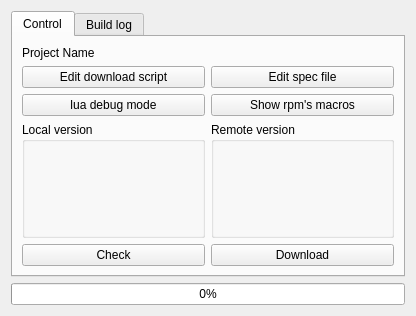
Before: the Qt Designer form widgets/projectinfowidget.ui in Kicer86/builder, drawn with Qt 5.
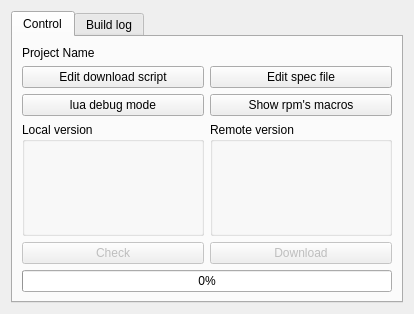
After: the same form once the commit is applied.

Commit message: ProjectInfoWidget: poprawki w UI: przesunięcie progress bara wyżej, pod przyciski download i check; zablokowanie przycisków do czasu wybrania pierwszego projektu z listy

What changed in the file:
```diff
--- a/widgets/projectinfowidget.ui
+++ b/widgets/projectinfowidget.ui
@@ -6,8 +6,8 @@
    <rect>
     <x>0</x>
     <y>0</y>
-    <width>416</width>
-    <height>316</height>
+    <width>414</width>
+    <height>314</height>
    </rect>
   </property>
   <property name="sizePolicy">
@@ -29,7 +29,7 @@
       <attribute name="title">
        <string>Control</string>
       </attribute>
-      <layout class="QVBoxLayout" name="verticalLayout_3" stretch="0,0,1,0,0">
+      <layout class="QVBoxLayout" name="verticalLayout_3" stretch="0,0,1,0,0,0">
        <item>
         <widget class="QLabel" name="projectName">
          <property name="text">
@@ -130,6 +130,9 @@
         <layout class="QHBoxLayout" name="mainButtonsLayout">
          <item>
           <widget class="QPushButton" name="updateButton">
+           <property name="enabled">
+            <bool>false</bool>
+           </property>
            <property name="toolTip">
             <string>Check current version of project on it's page.</string>
            </property>
@@ -143,6 +146,9 @@
          </item>
          <item>
           <widget class="QPushButton" name="downloadButton">
+           <property name="enabled">
+            <bool>false</bool>
+           </property>
            <property name="toolTip">
             <string>Downloads new packages from project's page.</string>
            </property>
@@ -156,6 +162,33 @@
          </item>
         </layout>
        </item>
+       <item>
+        <widget class="QProgressBar" name="progressBar">
+         <property name="toolTip">
+          <string>&lt;!DOCTYPE HTML PUBLIC &quot;-//W3C//DTD HTML 4.0//EN&quot; &quot;http://www.w3.org/TR/REC-html40/strict.dtd&quot;&gt;
+&lt;html&gt;&lt;head&gt;&lt;meta name=&quot;qrichtext&quot; content=&quot;1&quot; /&gt;&lt;style type=&quot;text/css&quot;&gt;
+p, li { white-space: pre-wrap; }
+&lt;/style&gt;&lt;/head&gt;&lt;body style=&quot; font-family:'Sans Serif'; font-size:10pt; font-weight:600; font-style:normal;&quot;&gt;
+&lt;p style=&quot; margin-top:0px; margin-bottom:0px; margin-left:0px; margin-right:0px; -qt-block-indent:0; text-indent:0px;&quot;&gt;Progress of downloading/building.&lt;/p&gt;&lt;/body&gt;&lt;/html&gt;</string>
+         </property>
+         <property name="whatsThis">
+          <string>&lt;!DOCTYPE HTML PUBLIC &quot;-//W3C//DTD HTML 4.0//EN&quot; &quot;http://www.w3.org/TR/REC-html40/strict.dtd&quot;&gt;
+&lt;html&gt;&lt;head&gt;&lt;meta name=&quot;qrichtext&quot; content=&quot;1&quot; /&gt;&lt;style type=&quot;text/css&quot;&gt;
+p, li { white-space: pre-wrap; }
+&lt;/style&gt;&lt;/head&gt;&lt;body style=&quot; font-family:'Sans Serif'; font-size:10pt; font-weight:600; font-style:normal;&quot;&gt;
+&lt;p style=&quot; margin-top:0px; margin-bottom:0px; margin-left:0px; margin-right:0px; -qt-block-indent:0; text-indent:0px;&quot;&gt;Progress of downloading/building.&lt;/p&gt;&lt;/body&gt;&lt;/html&gt;</string>
+         </property>
+         <property name="maximum">
+          <number>100</number>
+         </property>
+         <property name="value">
+          <number>0</number>
+         </property>
+         <property name="invertedAppearance">
+          <bool>false</bool>
+         </property>
+        </widget>
+       </item>
        <item>
         <layout class="QVBoxLayout" name="buildPluginsLayout"/>
        </item>
@@ -177,33 +210,6 @@
      </widget>
     </widget>
    </item>
-   <item>
-    <widget class="QProgressBar" name="progressBar">
-     <property name="toolTip">
-      <string>&lt;!DOCTYPE HTML PUBLIC &quot;-//W3C//DTD HTML 4.0//EN&quot; &quot;http://www.w3.org/TR/REC-html40/strict.dtd&quot;&gt;
-&lt;html&gt;&lt;head&gt;&lt;meta name=&quot;qrichtext&quot; content=&quot;1&quot; /&gt;&lt;style type=&quot;text/css&quot;&gt;
-p, li { white-space: pre-wrap; }
-&lt;/style&gt;&lt;/head&gt;&lt;body style=&quot; font-family:'Sans Serif'; font-size:10pt; font-weight:600; font-style:normal;&quot;&gt;
-&lt;p style=&quot; margin-top:0px; margin-bottom:0px; margin-left:0px; margin-right:0px; -qt-block-indent:0; text-indent:0px;&quot;&gt;Progress of downloading/building.&lt;/p&gt;&lt;/body&gt;&lt;/html&gt;</string>
-     </property>
-     <property name="whatsThis">
-      <string>&lt;!DOCTYPE HTML PUBLIC &quot;-//W3C//DTD HTML 4.0//EN&quot; &quot;http://www.w3.org/TR/REC-html40/strict.dtd&quot;&gt;
-&lt;html&gt;&lt;head&gt;&lt;meta name=&quot;qrichtext&quot; content=&quot;1&quot; /&gt;&lt;style type=&quot;text/css&quot;&gt;
-p, li { white-space: pre-wrap; }
-&lt;/style&gt;&lt;/head&gt;&lt;body style=&quot; font-family:'Sans Serif'; font-size:10pt; font-weight:600; font-style:normal;&quot;&gt;
-&lt;p style=&quot; margin-top:0px; margin-bottom:0px; margin-left:0px; margin-right:0px; -qt-block-indent:0; text-indent:0px;&quot;&gt;Progress of downloading/building.&lt;/p&gt;&lt;/body&gt;&lt;/html&gt;</string>
-     </property>
-     <property name="maximum">
-      <number>100</number>
-     </property>
-     <property name="value">
-      <number>0</number>
-     </property>
-     <property name="invertedAppearance">
-      <bool>false</bool>
-     </property>
-    </widget>
-   </item>
   </layout>
   <action name="actionAdd_project">
    <property name="text">
```
